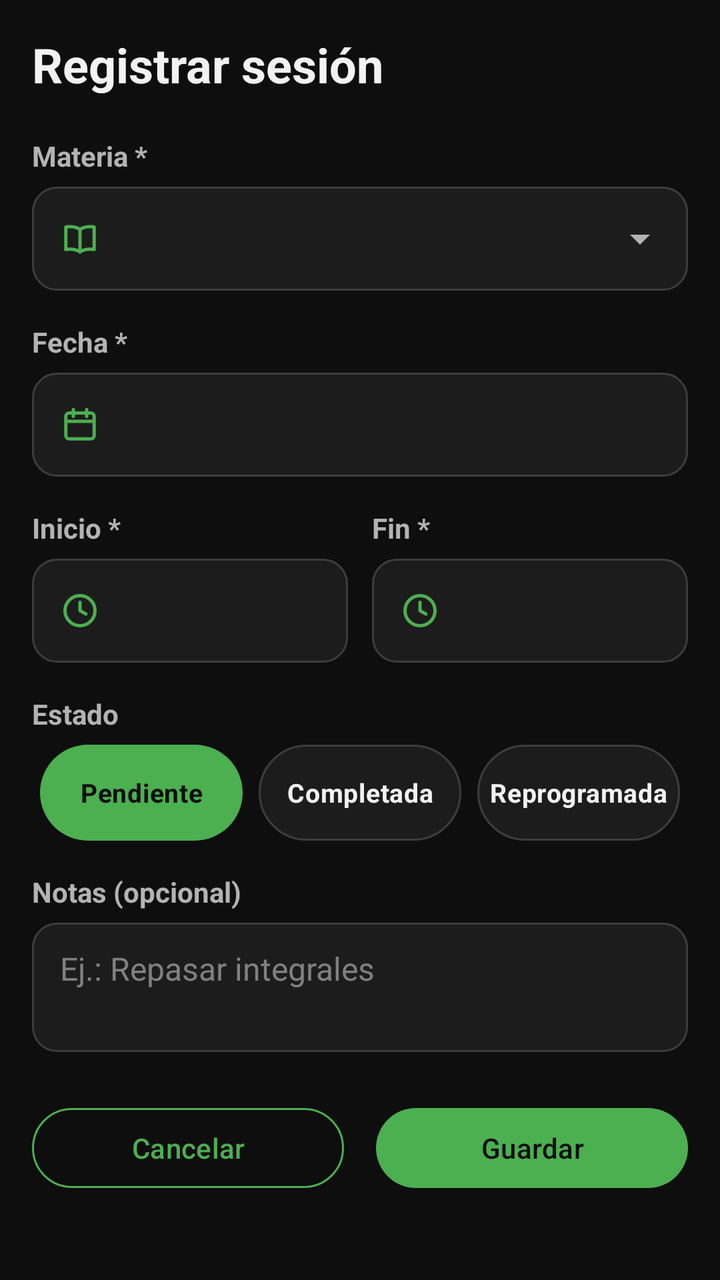
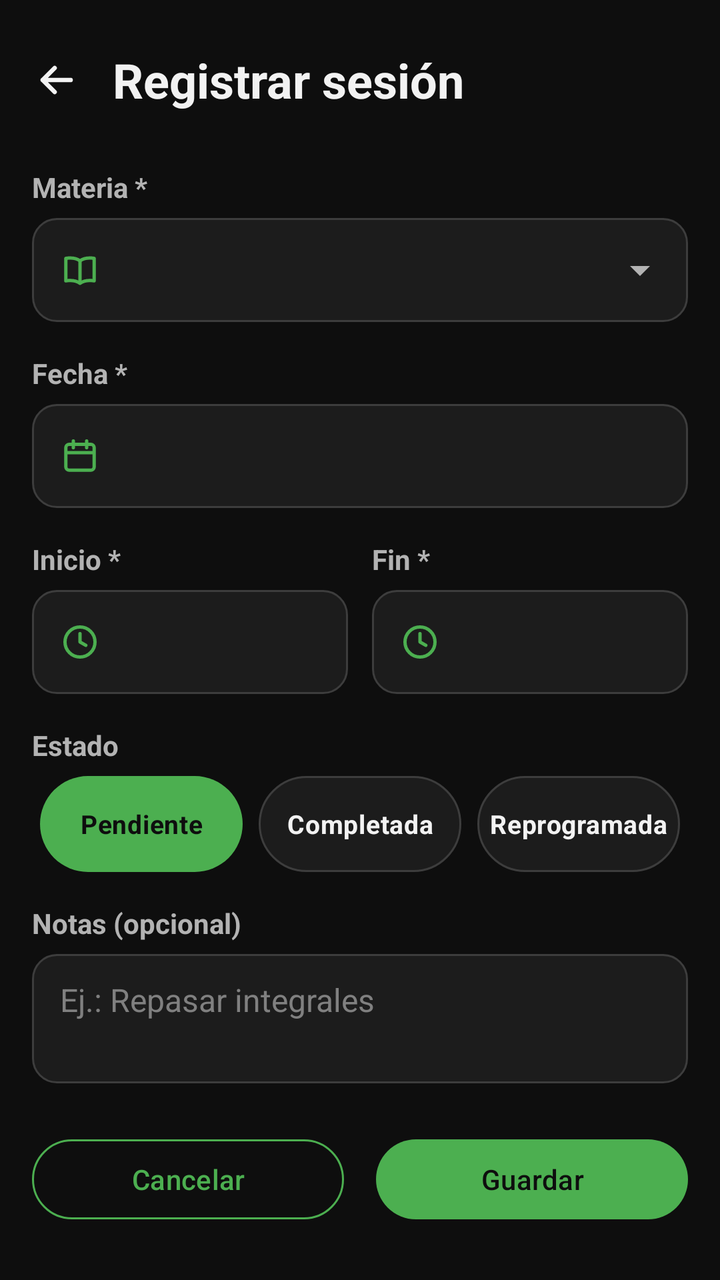

Before-and-after screenshots of an Android layout around one commit, followed by the original layout XML and the change that was made.
<!-- AndroidManifest.xml: application theme Theme.AgendaPersonal -->
<!-- res/layout/activity_sesion_form.xml -->
<?xml version="1.0" encoding="utf-8"?>
<ScrollView xmlns:android="http://schemas.android.com/apk/res/android"
    xmlns:tools="http://schemas.android.com/tools"
    android:id="@+id/main"
    android:layout_width="match_parent"
    android:layout_height="match_parent"
    tools:context=".vista.SesionFormActivity">

    
    <LinearLayout
        android:layout_width="match_parent"
        android:layout_height="wrap_content"
        android:orientation="vertical"
        android:padding="16dp">

        
        <TextView
            android:id="@+id/tvTitulo"
            android:layout_width="match_parent"
            android:layout_height="wrap_content"
            android:layout_marginBottom="20dp"
            android:text="@string/titulo_nueva_sesion"
            android:textColor="@color/texto"
            android:textSize="24sp"
            android:textStyle="bold" />

        
        <TextView
            style="@style/EtiquetaCampo"
            android:text="@string/etiqueta_materia" />

        <LinearLayout
            android:layout_width="match_parent"
            android:layout_height="wrap_content"
            android:layout_marginBottom="16dp"
            android:background="@drawable/caja_campo"
            android:gravity="center_vertical"
            android:minHeight="52dp"
            android:orientation="horizontal"
            android:paddingStart="14dp">

            <ImageView
                android:layout_width="20dp"
                android:layout_height="20dp"
                android:importantForAccessibility="no"
                android:src="@drawable/ic_libro" />

            <Spinner
                android:id="@+id/spMateria"
                android:layout_width="0dp"
                android:layout_height="wrap_content"
                android:layout_weight="1"
                android:minHeight="48dp" />
        </LinearLayout>

        
        <TextView
            style="@style/EtiquetaCampo"
            android:text="@string/etiqueta_fecha" />

        <EditText
            android:id="@+id/etFecha"
            style="@style/CajaCampo"
            android:layout_marginBottom="16dp"
            android:drawableStart="@drawable/ic_calendario"
            android:focusable="false"
            android:importantForAutofill="no"
            android:inputType="none" />

        
        <LinearLayout
            android:layout_width="match_parent"
            android:layout_height="wrap_content"
            android:layout_marginBottom="16dp"
            android:orientation="horizontal">

            <LinearLayout
                android:layout_width="0dp"
                android:layout_height="wrap_content"
                android:layout_marginEnd="6dp"
                android:layout_weight="1"
                android:orientation="vertical">

                <TextView
                    style="@style/EtiquetaCampo"
                    android:text="@string/etiqueta_inicio" />

                <EditText
                    android:id="@+id/etInicio"
                    style="@style/CajaCampo"
                    android:drawableStart="@drawable/ic_reloj"
                    android:focusable="false"
                    android:importantForAutofill="no"
                    android:inputType="none" />
            </LinearLayout>

            <LinearLayout
                android:layout_width="0dp"
                android:layout_height="wrap_content"
                android:layout_marginStart="6dp"
                android:layout_weight="1"
                android:orientation="vertical">

                <TextView
                    style="@style/EtiquetaCampo"
                    android:text="@string/etiqueta_fin" />

                <EditText
                    android:id="@+id/etFin"
                    style="@style/CajaCampo"
                    android:drawableStart="@drawable/ic_reloj"
                    android:focusable="false"
                    android:importantForAutofill="no"
                    android:inputType="none" />
            </LinearLayout>
        </LinearLayout>

        
        <TextView
            style="@style/EtiquetaCampo"
            android:text="@string/etiqueta_estado" />

        <RadioGroup
            android:id="@+id/rgEstado"
            android:layout_width="match_parent"
            android:layout_height="wrap_content"
            android:layout_marginHorizontal="-4dp"
            android:layout_marginBottom="16dp"
            android:checkedButton="@+id/rbPendiente"
            android:orientation="horizontal">

            <RadioButton
                android:id="@+id/rbPendiente"
                style="@style/ChipEstado"
                android:text="@string/estado_pendiente" />

            <RadioButton
                android:id="@+id/rbCompletada"
                style="@style/ChipEstado"
                android:text="@string/estado_completada" />

            <RadioButton
                android:id="@+id/rbReprogramada"
                style="@style/ChipEstado"
                android:text="@string/estado_reprogramada" />
        </RadioGroup>

        
        <TextView
            style="@style/EtiquetaCampo"
            android:text="@string/etiqueta_notas" />

        <EditText
            android:id="@+id/etNotas"
            style="@style/CajaCampo"
            android:layout_marginBottom="24dp"
            android:gravity="top|start"
            android:hint="@string/pista_notas"
            android:importantForAutofill="no"
            android:inputType="textMultiLine|textCapSentences"
            android:minLines="2" />

        
        <Button
            android:id="@+id/btnTerminar"
            android:layout_width="match_parent"
            android:layout_height="wrap_content"
            android:layout_marginBottom="8dp"
            android:backgroundTint="@color/en_curso"
            android:minHeight="48dp"
            android:text="@string/btn_terminar_ahora"
            android:visibility="gone" />

        
        <LinearLayout
            android:layout_width="match_parent"
            android:layout_height="wrap_content"
            android:orientation="horizontal">

            <Button
                android:id="@+id/btnCancelar"
                style="@style/BotonSecundario"
                android:layout_width="0dp"
                android:layout_height="wrap_content"
                android:layout_marginEnd="8dp"
                android:layout_weight="1"
                android:text="@string/btn_cancelar" />

            <Button
                android:id="@+id/btnGuardar"
                style="@style/BotonPrincipal"
                android:layout_width="0dp"
                android:layout_height="wrap_content"
                android:layout_marginStart="8dp"
                android:layout_weight="1"
                android:text="@string/btn_guardar" />
        </LinearLayout>
    </LinearLayout>
</ScrollView>
<!-- resources referenced by this layout -->
<resources>
  <color name="en_curso">@color/verde</color>
  <color name="texto">#FFF2F2F2</color>
  <string name="btn_cancelar">Cancelar</string>
  <string name="btn_guardar">Guardar</string>
  <string name="btn_terminar_ahora">Terminar ahora</string>
  <string name="estado_completada">Completada</string>
  <string name="estado_pendiente">Pendiente</string>
  <string name="estado_reprogramada">Reprogramada</string>
  <string name="etiqueta_estado">Estado</string>
  <string name="etiqueta_fecha">Fecha *</string>
  <string name="etiqueta_fin">Fin *</string>
  <string name="etiqueta_inicio">Inicio *</string>
  <string name="etiqueta_materia">Materia *</string>
  <string name="etiqueta_notas">Notas (opcional)</string>
  <string name="pista_notas">Ej.: Repasar integrales</string>
  <string name="titulo_nueva_sesion">Registrar sesión</string>
  <style name="Theme.AgendaPersonal" parent="Base.Theme.AgendaPersonal" />
  <color name="verde">#FF4CAF50</color>
  <color name="tarjeta">#FF1C1C1C</color>
  <color name="borde">#FF3D3D3D</color>
  <color name="texto_sobre_verde">#FF0E0E0E</color>
  <color name="texto_secundario">#FFB3B3B3</color>
  <style name="Base.Theme.AgendaPersonal" parent="Theme.Material3.Dark.NoActionBar">
          
          <item name="colorPrimary">@color/verde</item>
          <item name="colorOnPrimary">@color/texto_sobre_verde</item>
          
          <item name="colorPrimaryContainer">@color/verde_oscuro</item>
          <item name="colorOnPrimaryContainer">@color/texto</item>
          
          <item name="colorSecondary">@color/verde</item>
          <item name="colorOnSecondary">@color/texto_sobre_verde</item>
          <item name="colorSecondaryContainer">@color/verde_oscuro</item>
          <item name="colorOnSecondaryContainer">@color/texto</item>
          <item name="colorTertiary">@color/verde</item>
          <item name="colorOnTertiary">@color/texto_sobre_verde</item>
          
          <item name="colorAccent">@color/verde</item>
  
          
          <item name="android:colorBackground">@color/fondo</item>
          <item name="android:windowBackground">@color/fondo</item>
          <item name="colorOnBackground">@color/texto</item>
          
          <item name="colorSurface">@color/fondo</item>
          <item name="colorOnSurface">@color/texto</item>
          <item name="colorSurfaceVariant">@color/tarjeta</item>
          <item name="colorOnSurfaceVariant">@color/texto_secundario</item>
          <item name="colorSurfaceContainerLowest">@color/fondo</item>
          <item name="colorSurfaceContainerLow">@color/tarjeta</item>
          <item name="colorSurfaceContainer">@color/tarjeta</item>
          <item name="colorSurfaceContainerHigh">@color/tarjeta_alta</item>
          <item name="colorSurfaceContainerHighest">@color/tarjeta_alta</item>
          
          <item name="colorOutline">@color/borde</item>
          <item name="colorOutlineVariant">@color/borde</item>
  
          
          <item name="android:textColorPrimary">@color/texto</item>
          <item name="android:textColorSecondary">@color/texto_secundario</item>
          <item name="android:textColorHint">@color/texto_pista</item>
          
          <item name="android:textColorTertiary">@color/texto</item>
          <item name="android:textColorPrimaryDisableOnly">@color/texto</item>
      </style>
  <color name="verde_oscuro">#FF2E7D32</color>
  <color name="fondo">#FF0E0E0E</color>
  <color name="tarjeta_alta">#FF262626</color>
  <color name="texto_pista">#FF808080</color>
  <!-- unchanged entries left out for length: 10 -->
</resources>

<!-- the commit's change to res/layout/activity_sesion_form.xml (unified diff, before → after) -->
@@ -14,15 +14,26 @@
         android:padding="16dp">
 
         
-        <TextView
-            android:id="@+id/tvTitulo"
-            android:layout_width="match_parent"
-            android:layout_height="wrap_content"
+        <LinearLayout
+            android:layout_width="match_parent"
+            android:layout_height="wrap_content"
+            android:layout_marginStart="-12dp"
             android:layout_marginBottom="20dp"
-            android:text="@string/titulo_nueva_sesion"
-            android:textColor="@color/texto"
-            android:textSize="24sp"
-            android:textStyle="bold" />
+            android:gravity="center_vertical"
+            android:orientation="horizontal">
+
+            <include layout="@layout/boton_volver" />
+
+            <TextView
+                android:id="@+id/tvTitulo"
+                android:layout_width="0dp"
+                android:layout_height="wrap_content"
+                android:layout_weight="1"
+                android:text="@string/titulo_nueva_sesion"
+                android:textColor="@color/texto"
+                android:textSize="24sp"
+                android:textStyle="bold" />
+        </LinearLayout>
 
         
         <TextView
@@ -163,11 +174,10 @@
         
         <Button
             android:id="@+id/btnTerminar"
+            style="@style/BotonPrincipal"
             android:layout_width="match_parent"
             android:layout_height="wrap_content"
             android:layout_marginBottom="8dp"
-            android:backgroundTint="@color/en_curso"
-            android:minHeight="48dp"
             android:text="@string/btn_terminar_ahora"
             android:visibility="gone" />
 
@@ -197,3 +207,13 @@
         </LinearLayout>
     </LinearLayout>
 </ScrollView>
+<!-- res/layout/boton_volver.xml (included above) -->
+<?xml version="1.0" encoding="utf-8"?>
+<ImageButton xmlns:android="http://schemas.android.com/apk/res/android"
+    android:id="@+id/btnVolver"
+    android:layout_width="48dp"
+    android:layout_height="48dp"
+    android:layout_marginEnd="4dp"
+    android:background="?attr/selectableItemBackgroundBorderless"
+    android:contentDescription="@string/volver"
+    android:src="@drawable/ic_flecha_atras" />
<!-- resource entries referenced after the edit -->
@@ -1,7 +1,22 @@
 <!-- resources referenced by this layout -->
 <resources>
-  <color name="en_curso">@color/verde</color>
   <color name="texto">#FFF2F2F2</color>
+  <!-- drawable ic_flecha_atras (drawable) -->
+  <?xml version="1.0" encoding="utf-8"?>
+  <vector xmlns:android="http://schemas.android.com/apk/res/android"
+      android:width="24dp"
+      android:height="24dp"
+      android:viewportWidth="24"
+      android:viewportHeight="24">
+  
+      
+      <path
+          android:pathData="M19,12 L5,12 M11,6 L5,12 L11,18"
+          android:strokeLineCap="round"
+          android:strokeLineJoin="round"
+          android:strokeWidth="2.2"
+          android:strokeColor="@color/texto" />
+  </vector>
   <string name="btn_cancelar">Cancelar</string>
   <string name="btn_guardar">Guardar</string>
   <string name="btn_terminar_ahora">Terminar ahora</string>
@@ -16,6 +31,7 @@
   <string name="etiqueta_notas">Notas (opcional)</string>
   <string name="pista_notas">Ej.: Repasar integrales</string>
   <string name="titulo_nueva_sesion">Registrar sesión</string>
+  <string name="volver">Volver</string>
   <style name="Theme.AgendaPersonal" parent="Base.Theme.AgendaPersonal" />
   <color name="verde">#FF4CAF50</color>
   <color name="tarjeta">#FF1C1C1C</color>
@@ -27,8 +43,8 @@
           <item name="colorPrimary">@color/verde</item>
           <item name="colorOnPrimary">@color/texto_sobre_verde</item>
           
-          <item name="colorPrimaryContainer">@color/verde_oscuro</item>
-          <item name="colorOnPrimaryContainer">@color/texto</item>
+          <item name="colorPrimaryContainer">@color/verde</item>
+          <item name="colorOnPrimaryContainer">@color/texto_sobre_verde</item>
           
           <item name="colorSecondary">@color/verde</item>
           <item name="colorOnSecondary">@color/texto_sobre_verde</item>
